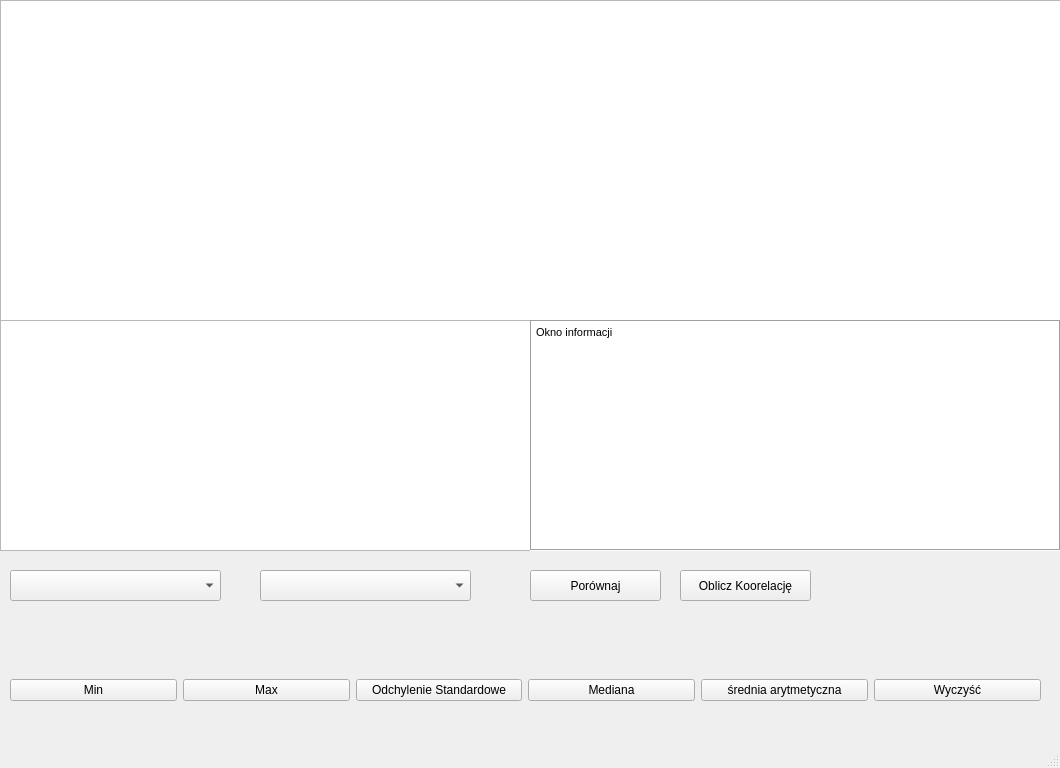
Old version of the form main.ui in the repository Krzys3n/Pynalise.
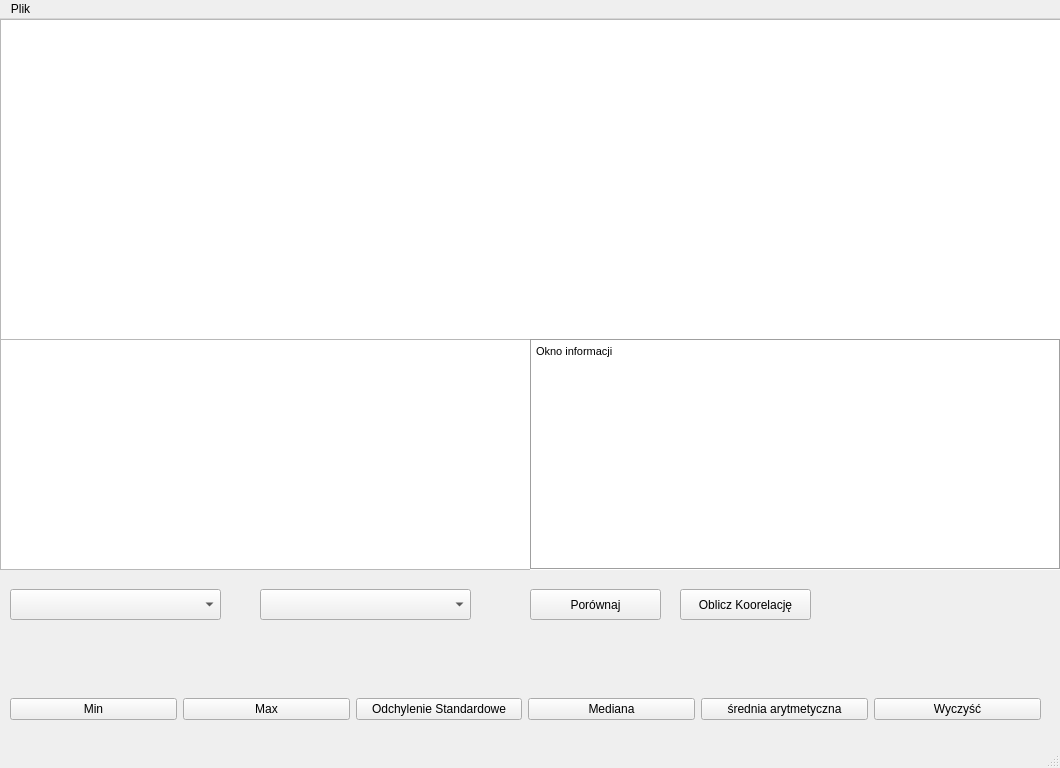
New version of the form.

Commit message: wykres dystrybucji, wczytywanie plików z danymi, zapisywanie pliku z danymi

```diff
--- a/main.ui
+++ b/main.ui
@@ -167,6 +167,15 @@
      <height>23</height>
     </rect>
    </property>
+   <widget class="QMenu" name="menuMenu">
+    <property name="title">
+     <string>Plik</string>
+    </property>
+    <addaction name="actionWczytaj_z_CSV"/>
+    <addaction name="actionZapisz_do_CSV"/>
+    <addaction name="actionfunkcja"/>
+   </widget>
+   <addaction name="menuMenu"/>
   </widget>
   <widget class="QStatusBar" name="statusbar"/>
  </widget>
```
Left out of the diff: 15 changed lines with no effect on the pictures. The commit also changes 6 other files.
